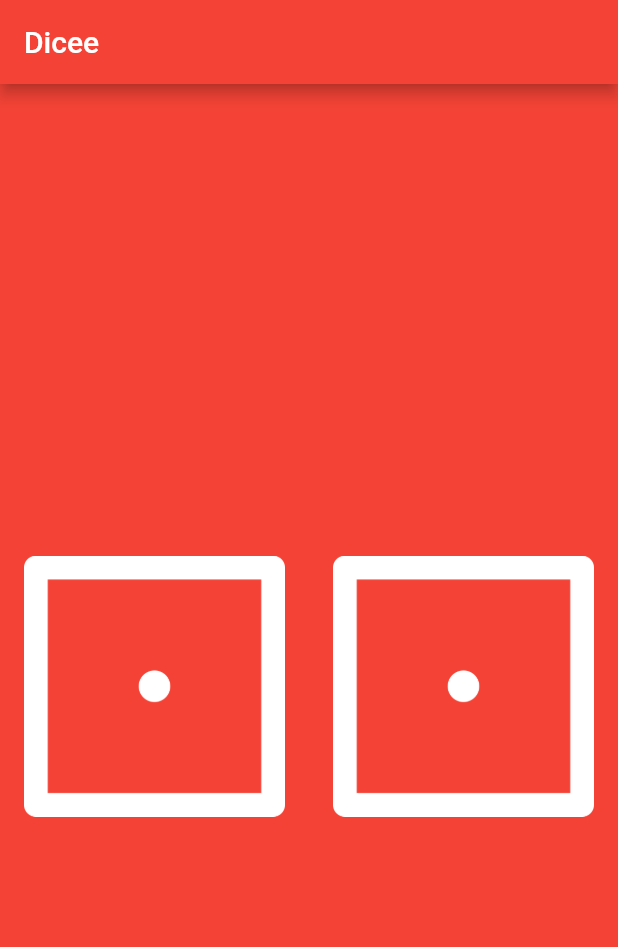
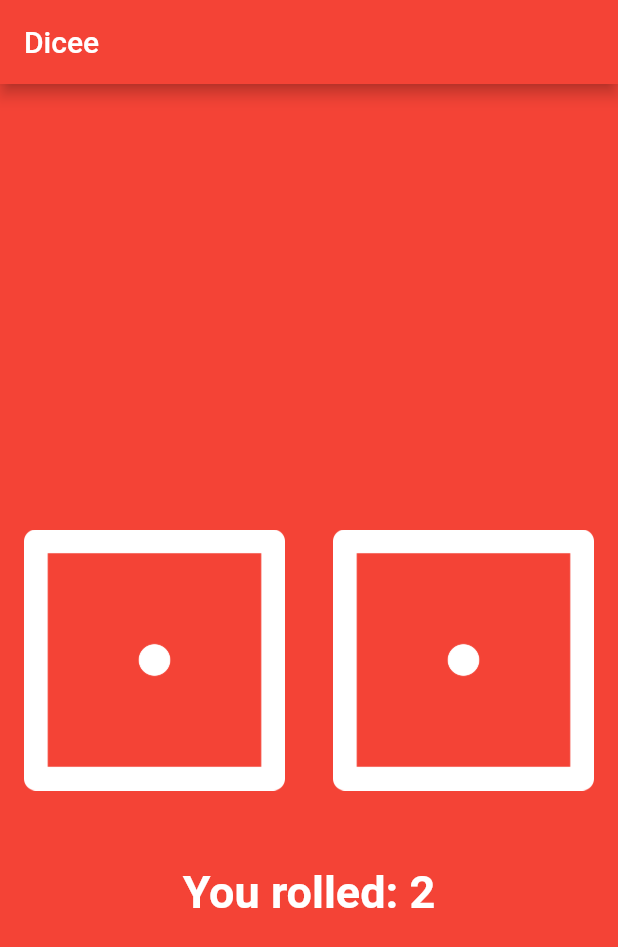
Before and after one commit to TrentonB33/FlutterProjects, a Flutter app: the screen it shows after launch, on a phone screen of 412 x 824 dp. Shown: the top 947 px of the screen. Run offline on Flutter 3.47's test engine with Material 2 defaults, Android fonts, the light colour scheme and no system bars.

Commit message:
Added a the sum of the two dice rolled to the screen for the Dicee app.

```diff
--- a/AppBreweryChallenges/dicee_app/lib/main.dart
+++ b/AppBreweryChallenges/dicee_app/lib/main.dart
@@ -31,6 +31,7 @@ class DicePane extends StatefulWidget {
 class _DicePaneState extends State<DicePane> {
   int leftDiceNumber = 1;
   int rightDiceNumber = 1;
+  int sum = 2;
   String doubles = '';
 
   @override
@@ -65,6 +66,14 @@ class _DicePaneState extends State<DicePane> {
             ],
           ),
         ),
+        Text(
+          'You rolled: $sum',
+          style: TextStyle(
+            fontSize: 30.0,
+            color: Colors.white,
+            fontWeight: FontWeight.bold,
+          ),
+        ),
       ],
     );
   }
@@ -73,6 +82,7 @@ class _DicePaneState extends State<DicePane> {
     setState(() {
       leftDiceNumber = Random().nextInt(6) + 1;
       rightDiceNumber = Random().nextInt(6) + 1;
+      sum = leftDiceNumber + rightDiceNumber;
       if (leftDiceNumber == rightDiceNumber) {
         doubles = 'Doubles!';
       } else {
```
